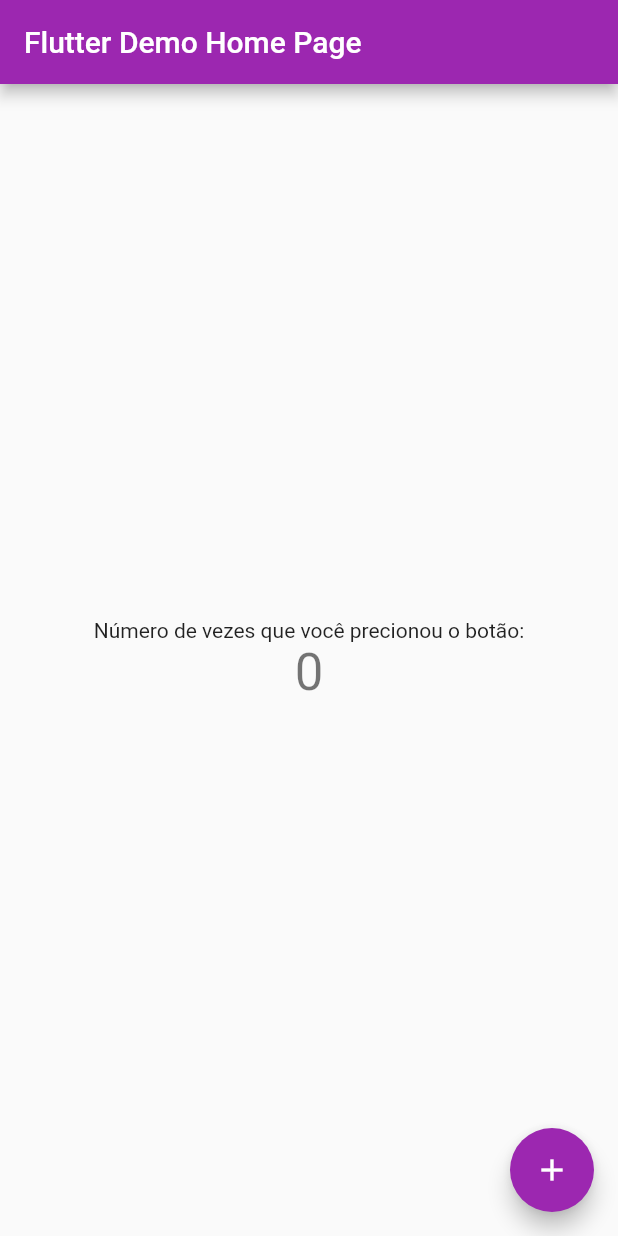
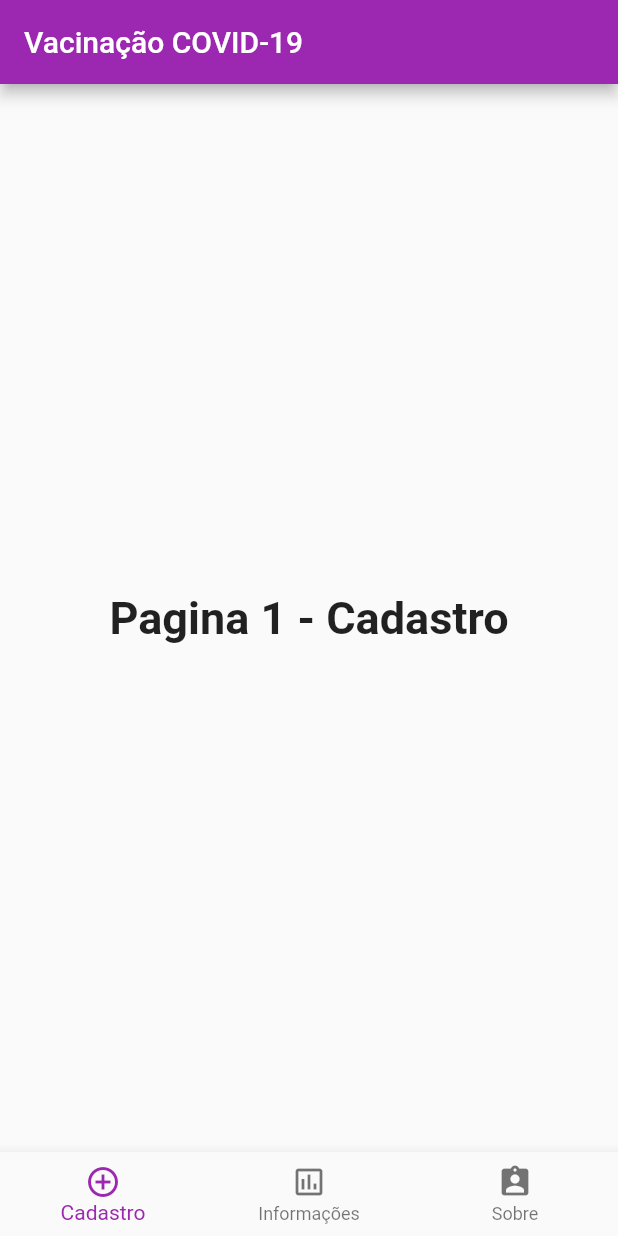
Before and after one commit to mathiasarturschulz/start_flutter, a Flutter app: the screen it shows after launch, on a phone screen of 412 x 824 dp. Run offline on Flutter 3.47's test engine with Material 2 defaults, Android fonts, the phone set to English and light mode, and no system bars.

Commit message:
[ADD] Iniciado o app Vacinaçao COVID-19 e adicionado o bottom navigation bar

```diff
--- a/lib/main.dart
+++ b/lib/main.dart
@@ -2,101 +2,70 @@ import 'package:flutter/material.dart';
 
 void main() => runApp(MyApp());
 
+// Widget principal da aplicação
 class MyApp extends StatelessWidget {
-  // Widget principal da aplicação
-  @override
   Widget build(BuildContext context) {
     return MaterialApp(
-      title: 'Flutter Demo',
-      theme: ThemeData(
-        primarySwatch: Colors.purple,
-      ),
-      home: MyHomePage(title: 'Flutter Demo Home Page'),
+      home: Start(),
     );
   }
 }
 
-class MyHomePage extends StatefulWidget {
-  MyHomePage({Key key, this.title}) : super(key: key);
-
-  // This widget is the home page of your application. It is stateful, meaning
-  // that it has a State object (defined below) that contains fields that affect
-  // how it looks.
-
-  // This class is the configuration for the state. It holds the values (in this
-  // case the title) provided by the parent (in this case the App widget) and
-  // used by the build method of the State. Fields in a Widget subclass are
-  // always marked "final".
-
-  final String title;
-
-  @override
-  _MyHomePageState createState() => _MyHomePageState();
+class Start extends StatefulWidget {
+  Start({Key key}) : super(key: key);
+  _Start createState() => _Start();
 }
 
-class _MyHomePageState extends State<MyHomePage> {
-  int _counter = 0;
+class _Start extends State {
+  // variavel que controla a página atual
+  var _currentPage = 0;
+  // lista de páginas
+  static const optionStyle = TextStyle(fontSize: 30, fontWeight: FontWeight.bold);
+  static const _pages = [
+    Text('Pagina 1 - Cadastro', style: optionStyle),
+    Text('Pagina 2 - Informações', style: optionStyle),
+    Text('Pagina 3 - Sobre', style: optionStyle),
+  ];
 
-  void _incrementCounter() {
-    setState(() {
-      // This call to setState tells the Flutter framework that something has
-      // changed in this State, which causes it to rerun the build method below
-      // so that the display can reflect the updated values. If we changed
-      // _counter without calling setState(), then the build method would not be
-      // called again, and so nothing would appear to happen.
-      _counter++;
-    });
-  }
-
-  @override
   Widget build(BuildContext context) {
-    // This method is rerun every time setState is called, for instance as done
-    // by the _incrementCounter method above.
-    //
-    // The Flutter framework has been optimized to make rerunning build methods
-    // fast, so that you can just rebuild anything that needs updating rather
-    // than having to individually change instances of widgets.
-    return Scaffold(
-      appBar: AppBar(
-        // Here we take the value from the MyHomePage object that was created by
-        // the App.build method, and use it to set our appbar title.
-        title: Text(widget.title),
+    return MaterialApp(
+      home: Scaffold(
+        appBar: AppBar(
+          title: Text('Vacinação COVID-19'),
+        ),
+        body: Center(child: _pages.elementAt(_currentPage)),
+        bottomNavigationBar: BottomNavigationBar(
+            items: [
+              BottomNavigationBarItem(
+                  icon: Icon(
+                    Icons.add_circle_outline,
+                  ),
+                  label: 'Cadastro',
+              ),
+              BottomNavigationBarItem(
+                  icon: Icon(
+                    Icons.assessment_outlined,
+                  ),
+                  label: 'Informações',
+              ),
+              BottomNavigationBarItem(
+                  icon: Icon(
+                    Icons.assignment_ind_rounded,
+                  ),
+                  label: 'Sobre'
+              ),
+            ],
+            currentIndex: _currentPage,
+            fixedColor: Colors.purple,
+            onTap: (int inIndex) {
+              setState(() {
+                _currentPage = inIndex;
+              });
+            }),
       ),
-      body: Center(
-        // Center is a layout widget. It takes a single child and positions it
-        // in the middle of the parent.
-        child: Column(
-          // Column is also a layout widget. It takes a list of children and
-          // arranges them vertically. By default, it sizes itself to fit its
-          // children horizontally, and tries to be as tall as its parent.
-          //
-          // Invoke "debug painting" (press "p" in the console, choose the
-          // "Toggle Debug Paint" action from the Flutter Inspector in Android
-          // Studio, or the "Toggle Debug Paint" command in Visual Studio Code)
-          // to see the wireframe for each widget.
-          //
-          // Column has various properties to control how it sizes itself and
-          // how it positions its children. Here we use mainAxisAlignment to
-          // center the children vertically; the main axis here is the vertical
-          // axis because Columns are vertical (the cross axis would be
-          // horizontal).
-          mainAxisAlignment: MainAxisAlignment.center,
-          children: <Widget>[
-            Text(
-              'Número de vezes que você precionou o botão:',
-            ),
-            Text(
-              '$_counter',
-              style: Theme.of(context).textTheme.headline4,
-            ),
-          ],
-        ),
+      theme: ThemeData(
+        primarySwatch: Colors.purple,
       ),
-      floatingActionButton: FloatingActionButton(
-        onPressed: _incrementCounter,
-        tooltip: 'Increment',
-        child: Icon(Icons.add),
-      ), // This trailing comma makes auto-formatting nicer for build methods.
     );
   }
 }
```
Also changed, not shown: 1 other file.
